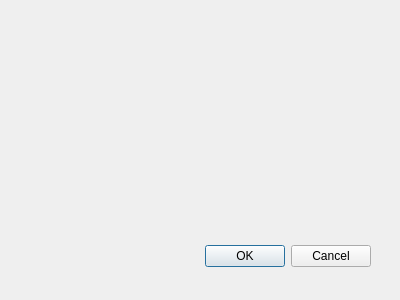
Before: the Qt Designer form xino_cartographic/xino_cartographic_dialog_base.ui in INEGI-Python/Xino-Cartographic.github.io, drawn with Qt 5.
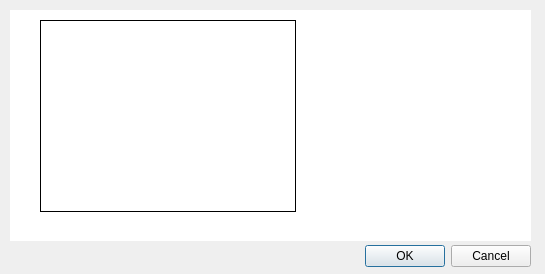
After: the same form once the commit is applied. Icons and pictures are not drawn. Custom widgets are drawn as their Qt base class.

The edit to the form file:
```diff
--- a/xino_cartographic/xino_cartographic_dialog_base.ui
+++ b/xino_cartographic/xino_cartographic_dialog_base.ui
@@ -1,23 +1,30 @@
 <ui version="4.0" >
  <class>XinoCartographicDialogBase</class>
- <widget class="QDialog" name="XinoCartographicDialogBase" >
-  <property name="geometry" >
+ <widget class="QDialog" name="XinoCartographicDialogBase">
+  <property name="geometry">
    <rect>
     <x>0</x>
     <y>0</y>
-    <width>400</width>
-    <height>300</height>
+    <width>545</width>
+    <height>274</height>
    </rect>
   </property>
   <property name="windowTitle" >
    <string>Xino Cartographic</string>
   </property>
-  <widget class="QDialogButtonBox" name="button_box" >
-   <property name="geometry" >
+  <property name="windowIcon">
+   <iconset>
+    <normaloff>icon.png</normaloff>icon.png</iconset>
+  </property>
+  <property name="toolTip">
+   <string notr="true"/>
+  </property>
+  <widget class="QDialogButtonBox" name="button_box">
+   <property name="geometry">
     <rect>
-     <x>30</x>
+     <x>360</x>
      <y>240</y>
-     <width>341</width>
+     <width>171</width>
      <height>32</height>
     </rect>
    </property>
@@ -28,7 +35,73 @@
     <set>QDialogButtonBox::Cancel|QDialogButtonBox::Ok</set>
    </property>
   </widget>
+  <widget class="QStackedWidget" name="stackedWidget">
+   <property name="geometry">
+    <rect>
+     <x>10</x>
+     <y>10</y>
+     <width>521</width>
+     <height>231</height>
+    </rect>
+   </property>
+   <property name="mouseTracking">
+    <bool>true</bool>
+   </property>
+   <property name="autoFillBackground">
+    <bool>false</bool>
+   </property>
+   <property name="styleSheet">
+    <string notr="true">background-color: qlineargradient(spread:pad, x1:0, y1:0, x2:1, y2:1, stop:0 rgba(255, 255, 255, 255), stop:1 rgba(255, 255, 255, 255));</string>
+   </property>
+   <property name="currentIndex">
+    <number>0</number>
+   </property>
+   <widget class="QWidget" name="page">
+    <widget class="QGraphicsView" name="graphicsView">
+     <property name="geometry">
+      <rect>
+       <x>30</x>
+       <y>10</y>
+       <width>256</width>
+       <height>192</height>
+      </rect>
+     </property>
+     <property name="backgroundBrush">
+      <brush brushstyle="Dense3Pattern">
+       <color alpha="255">
+        <red>0</red>
+        <green>0</green>
+        <blue>0</blue>
+       </color>
+      </brush>
+     </property>
+     <property name="dragMode">
+      <enum>QGraphicsView::RubberBandDrag</enum>
+     </property>
+    </widget>
+   </widget>
+   <widget class="QWidget" name="page_2">
+    <widget class="QgsFileWidget" name="mQgsFileWidget">
+     <property name="geometry">
+      <rect>
+       <x>160</x>
+       <y>120</y>
+       <width>211</width>
+       <height>41</height>
+      </rect>
+     </property>
+    </widget>
+   </widget>
+  </widget>
  </widget>
+ <layoutdefault spacing="6" margin="9"/>
+ <customwidgets>
+  <customwidget>
+   <class>QgsFileWidget</class>
+   <extends>QWidget</extends>
+   <header>qgsfilewidget.h</header>
+  </customwidget>
+ </customwidgets>
  <resources/>
  <connections>
   <connection>
```
Left out of the diff: 51 changed lines with no effect on the pictures.
